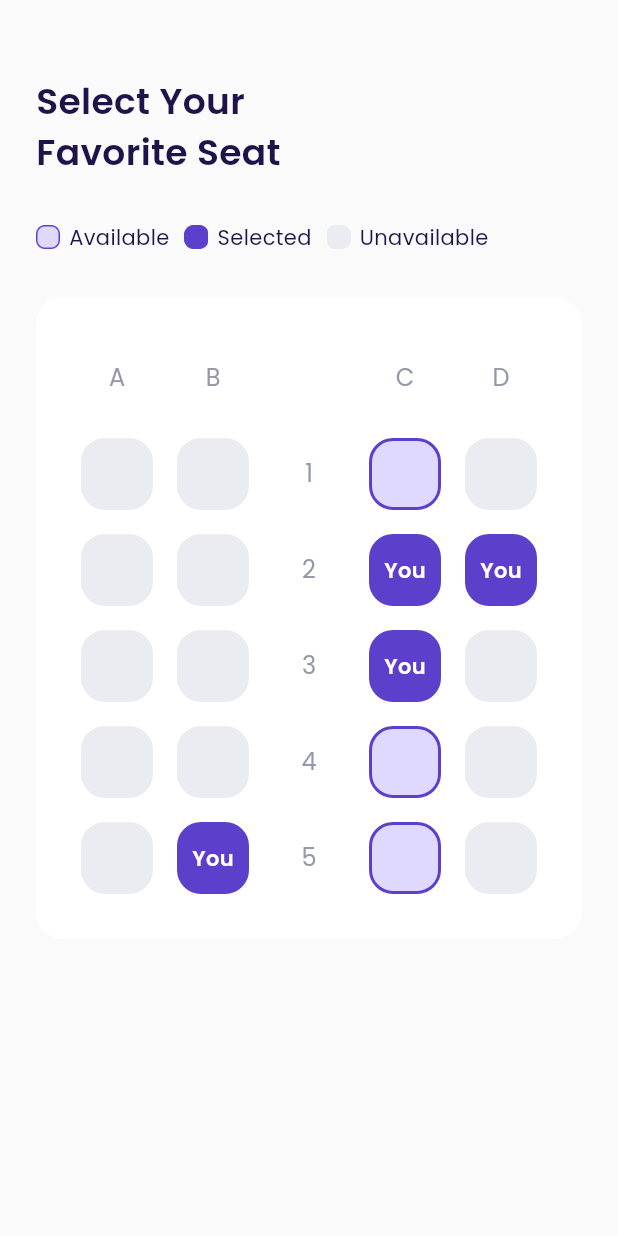
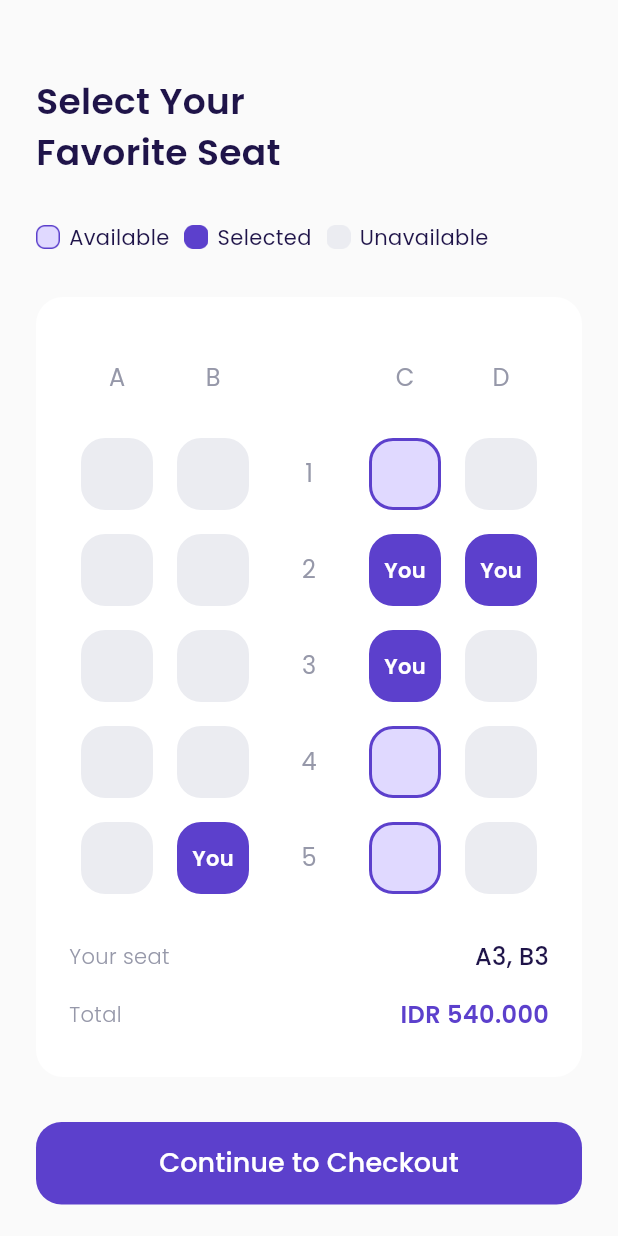
Before and after one commit to ahmadkabi/Airplane, a Flutter app: the ChooseSeatPage screen opened directly, on a phone screen of 412 x 824 dp. Run offline on Flutter 3.47's test engine with Material 3 defaults, Android fonts, the phone set to English and light mode, and no system bars; our stand-ins replace google_fonts.

Commit message:
UI Slicing : Choose Seat

```diff
--- a/lib/ui/pages/choose_seat_page.dart
+++ b/lib/ui/pages/choose_seat_page.dart
@@ -2,6 +2,9 @@ import 'package:airplane/shared/theme.dart';
 import 'package:airplane/ui/widgets/seat_item.dart';
 import 'package:flutter/cupertino.dart';
 import 'package:flutter/material.dart';
+import 'package:flutter/widgets.dart';
+
+import '../widgets/custom_button.dart';
 
 class ChooseSeatPage extends StatelessWidget {
   const ChooseSeatPage({super.key});
@@ -258,7 +261,68 @@ class ChooseSeatPage extends StatelessWidget {
                 SeatItem(state: 2),
               ],
             ),
+            SizedBox(
+              height: 30,
+            ),
+            Row(
+              mainAxisAlignment: MainAxisAlignment.spaceBetween,
+              children: [
+                Text(
+                  'Your seat',
+                  style: greyTextStyle.copyWith(
+                    fontWeight: light,
+                  ),
+                ),
+                Text(
+                  'A3, B3',
+                  style: blackTextStyle.copyWith(
+                    fontSize: 16,
+                    fontWeight: medium,
+                  ),
+                )
+              ],
+            ),
+            SizedBox(
+              height: 16,
+            ),
+            Row(
+              mainAxisAlignment: MainAxisAlignment.spaceBetween,
+              children: [
+                Text(
+                  'Total',
+                  style: greyTextStyle.copyWith(
+                    fontWeight: light,
+                  ),
+                ),
+                Text(
+                  'IDR 540.000',
+                  style: blackTextStyle.copyWith(
+                    fontSize: 16,
+                    fontWeight: semiBold,
+                    color: kPrimaryColor,
+                  ),
+                )
+              ],
+            ),
           ],
+        ),
+      );
+    }
+
+    Widget checkoutButton() {
+      return CustomButton(
+        title: 'Continue to Checkout',
+        onPressed: () {
+          Navigator.push(
+            context,
+            MaterialPageRoute(
+              builder: (context) => ChooseSeatPage(),
+            ),
+          );
+        },
+        margin: EdgeInsets.only(
+          top: 30,
+          bottom: 40,
         ),
       );
     }
@@ -273,6 +337,7 @@ class ChooseSeatPage extends StatelessWidget {
           title(),
           seatStatus(),
           selectSeat(),
+          checkoutButton(),
         ],
       ),
     );
```
